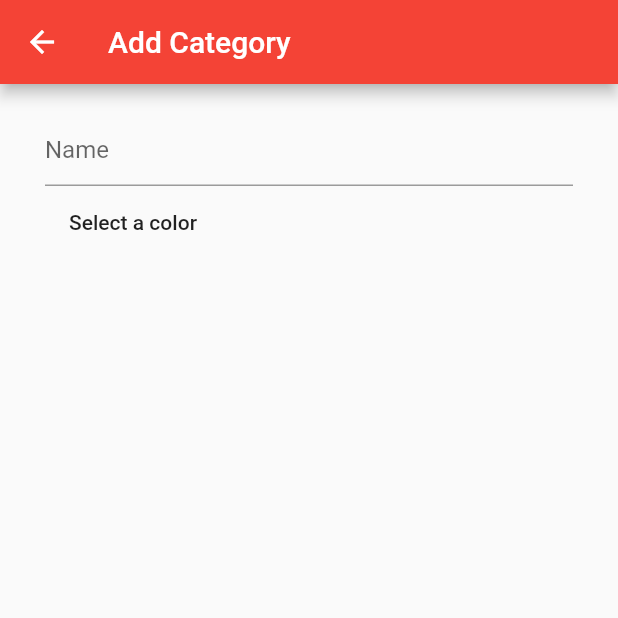
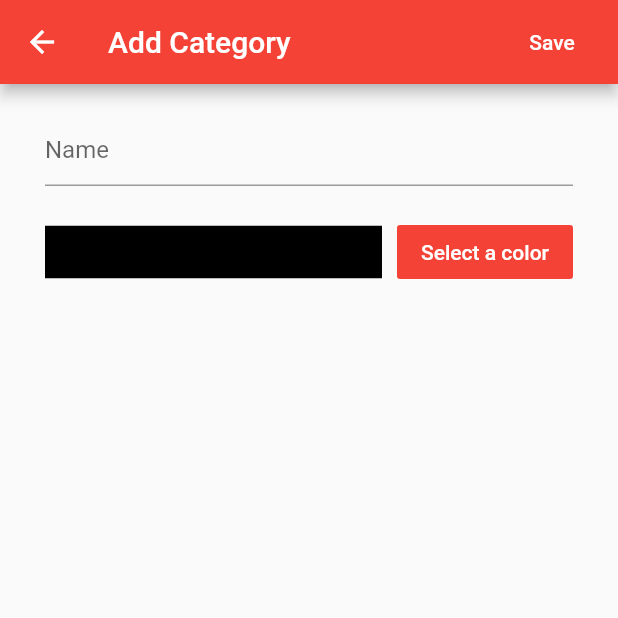
Before and after one commit to rogelio-o/rolendar, a Flutter app: the screen it shows after launch, item 2 of the bottom bar chosen, after a tap on the "add" icon, on a phone screen of 412 x 824 dp, the top half of it. Run offline on Flutter 3.47's test engine with Material 2 defaults, Android fonts, the light colour scheme and no system bars; our stand-ins replace after_layout, flutter_colorpicker, shared_preferences.

Commit message:
Flutter main structure

```diff
--- a/lib/components/categoryForm.dart
+++ b/lib/components/categoryForm.dart
@@ -1,38 +1,85 @@
 import 'package:flutter/material.dart';
+import 'package:flutter/foundation.dart';
 import 'formColorPicker.dart';
 
+typedef void FormSubmitter({String name, Color color});
+
 class CategoryForm extends StatefulWidget {
+
+  final String title;
+
+  final FormSubmitter submitter;
+
+  CategoryForm({@required this.title, @required this.submitter});
+
   @override
   State<StatefulWidget> createState() => _CategoryFormState();
+
 }
 
 class _CategoryFormState extends State<CategoryForm> {
 
   final _formKey = GlobalKey<FormState>();
 
+  String _name;
+
+  Color _color;
+
   @override
   Widget build(BuildContext context) {
+    return Scaffold(
+      appBar: AppBar(
+        title: Text(widget.title),
+        actions: [
+          FlatButton(
+            child: Text(
+              'Save',
+              style: TextStyle(color: Theme.of(context).primaryTextTheme.title.color)
+            ),
+            onPressed: _submit,
+          )
+        ],
+      ),
+      body: _buildForm(context),
+    );
+  }
+
+  Widget _buildForm(BuildContext context) {
     return Container(
       padding: EdgeInsets.symmetric(horizontal: 30.0, vertical: 20.0),
       child: Form(
         key: _formKey,
         child: Column(
           children: [
-            TextFormField(
-              validator: (value) => value.isEmpty ? 'Name is required.' : null,
-              decoration: InputDecoration(
-                hintText: 'Name'
+            Container(
+              margin: EdgeInsets.only(bottom: 20),
+              child: TextFormField(
+                validator: (value) => value.isEmpty ? 'Name is required.' : null,
+                onSaved: (value) => _name = value,
+                decoration: InputDecoration(
+                  hintText: 'Name'
+                ),
               ),
             ),
-            FormColorPicker(colorSelector: changeColor)
+            Container(
+              margin: EdgeInsets.only(bottom: 20),
+              child: FormColorPicker(
+                onSaved: (value) => _color = value,
+              ),
+            )
           ],
         )
       )
     );
   }
 
-  changeColor(Color color) {
-    print(color);
+  _submit() {
+    FormState form = _formKey.currentState;
+    if(form.validate()) {
+      form.save();
+
+      widget.submitter(name: _name, color: _color);
+    }
   }
 
 }
--- a/lib/components/formColorPicker.dart
+++ b/lib/components/formColorPicker.dart
@@ -4,35 +4,77 @@ import 'package:flutter_colorpicker/flutter_colorpicker.dart';
 
 typedef void ColorSelector(Color color);
 
-class FormColorPicker extends StatefulWidget {
+class FormColorPicker extends FormField<Color> {
 
-  final ColorSelector colorSelector;
-
-  final Color initialColor;
-
-  FormColorPicker({Key key, @required this.colorSelector, this.initialColor: const Color(0xff443a49)}): super(key: key);
+  FormColorPicker({
+    Key key,
+    FormFieldSetter<Color> onSaved,
+    FormFieldValidator<Color> validator,
+    Color initialValue: const Color(0xff000000),
+    bool autovalidate = false,
+    bool enabled = true,
+  }): super(
+    key: key,
+    builder: (FormFieldState<Color> field) {
+      return _ColorPicker(
+        onChange: field.didChange,
+        initialValue: field.value,
+      );
+    },
+    onSaved: onSaved,
+    validator: validator,
+    initialValue: initialValue,
+    autovalidate: autovalidate,
+    enabled: enabled
+  );
 
   @override
-  State<StatefulWidget> createState() => _FormColorPickerState(
-    colorSelector: colorSelector,
-    selectedColor: initialColor
-  );
+  FormFieldState<Color> createState() => FormFieldState<Color>();
+
 }
 
-class _FormColorPickerState extends State {
+class _ColorPicker extends StatefulWidget {
 
-  final ColorSelector colorSelector;
+  final ColorSelector onChange;
 
-  Color selectedColor;
+  final Color initialValue;
 
-  _FormColorPickerState({@required this.colorSelector, this.selectedColor});
+  _ColorPicker({Key key, @required this.onChange, @required this.initialValue}): super(key: key);
+
+  @override
+  State<_ColorPicker> createState() => _FormColorPickerState();
+
+}
+
+class _FormColorPickerState extends State<_ColorPicker> {
+
+  Color _selectedColor;
+
+  Color _value;
+
+  @override
+  void initState() {
+    super.initState();
+    _selectedColor = widget.initialValue;
+    _value = widget.initialValue;
+  }
 
   @override
   Widget build(BuildContext context) {
     return Row(
+      crossAxisAlignment: CrossAxisAlignment.center,
       children: [
+        Expanded(
+          child: Container(
+            height: 35,
+            color: _value,
+            margin: EdgeInsets.only(right: 10),
+          ),
+        ),
         FlatButton(
           child: Text('Select a color'),
+          color: Theme.of(context).primaryColor,
+          textColor: Theme.of(context).primaryTextTheme.title.color,
           onPressed: _openDialog
         )
       ],
@@ -47,7 +89,7 @@ class _FormColorPickerState extends State {
           title: const Text('Pick a color!'),
           content: SingleChildScrollView(
             child: ColorPicker(
-              pickerColor: selectedColor,
+              pickerColor: _value,
               onColorChanged: changeColor,
               enableLabel: true,
               pickerAreaHeightPercent: 0.8,
@@ -61,7 +103,8 @@ class _FormColorPickerState extends State {
             FlatButton(
               child: Text("Save", style: TextStyle(fontWeight: FontWeight.bold)),
               onPressed: () {
-                colorSelector(selectedColor);
+                _value = _selectedColor;
+                widget.onChange(_value);
                 Navigator.of(context).pop();
               }
             )
@@ -73,7 +116,7 @@ class _FormColorPickerState extends State {
 
   changeColor(Color color) {
     setState(() {
-      selectedColor = color;
+      _selectedColor = color;
     });
   }
 
--- /dev/null
+++ b/lib/components/loading.dart
@@ -0,0 +1,29 @@
+import 'package:flutter/material.dart';
+
+void showLoading(BuildContext context) {
+  showDialog(
+    context: context,
+    barrierDismissible: false,
+    builder: (BuildContext ctx) {
+      return new Dialog(
+        child: Container(
+          padding: EdgeInsets.all(20),
+          child: new Row(
+            mainAxisSize: MainAxisSize.min,
+            children: [
+              new CircularProgressIndicator(),
+              Container(
+                child: new Text("Loading"),
+                padding: EdgeInsets.only(left: 20),
+              ),
+            ],
+          ),
+        ),
+      );
+    }
+  );
+}
+
+void hideLoading(BuildContext context) {
+  Navigator.of(context, rootNavigator: true).pop('dialog');
+}
--- /dev/null
+++ b/lib/models/category.dart
@@ -0,0 +1,15 @@
+import 'package:flutter/foundation.dart';
+
+class Category {
+
+  String id;
+
+  String name;
+
+  String color;
+
+  Category({@required this.id, @required this.name, @required this.color});
+
+  dynamic toJson() => {'id': id, 'name': name, 'color': color};
+
+}
--- /dev/null
+++ b/lib/repositories/categoriesRepository.dart
@@ -0,0 +1,64 @@
+import 'dart:convert';
+import 'package:shared_preferences/shared_preferences.dart';
+import '../models/category.dart';
+
+final String _KEY = "CATEGORIES";
+final Map<String, Category> _CATEGORIES = {};
+bool LOADED_CATEGORIES = false;
+
+Future<void> _save() async {
+  SharedPreferences prefs = await SharedPreferences.getInstance();
+  prefs.setString(_KEY, jsonEncode(_CATEGORIES.values.toList()));
+}
+
+Future<void> _load() async {
+  SharedPreferences prefs = await SharedPreferences.getInstance();
+  String str = prefs.getString(_KEY);
+  LOADED_CATEGORIES = true;
+
+  if (str != null) {
+    List<Category> array = jsonDecode(str, reviver: (index, c) {
+      print(c);
+      return new Category(id: null, name: null, color: null);
+    });
+    array.forEach((category) => (_CATEGORIES[category.id] = category));
+  }
+}
+
+Future<void> deleteCategory(String id) async {
+  _CATEGORIES.remove(id);
+
+  await _save();
+}
+
+Future<void> saveCategory(Category category) async {
+  try {
+    await _load();
+
+    _CATEGORIES[category.id] = category;
+
+    await _save();
+  } catch(e) {
+    print(e);
+  }
+}
+
+Future<void> findCategoryById(String id) async {
+  if (LOADED_CATEGORIES) {
+    return _CATEGORIES[id];
+  } else {
+    await _load();
+
+    return _CATEGORIES[id];
+  }
+}
+
+Future<List<Category>> findAllCategories() async {
+  if (LOADED_CATEGORIES) {
+    return Future.value(_CATEGORIES.values.toList());
+  } else {
+    await _load();
+
+    return _CATEGORIES.values;
+  }
+}
--- a/lib/screens/addCategory/addCategory.dart
+++ b/lib/screens/addCategory/addCategory.dart
@@ -1,14 +1,30 @@
 import 'package:flutter/material.dart';
+import 'package:uuid/uuid.dart';
 import '../../components/categoryForm.dart';
+import '../../components/loading.dart';
+import '../../models/category.dart';
+import '../../repositories/categoriesRepository.dart';
+
+final Uuid uuid = Uuid();
 
 class AddCategoryScreen extends StatelessWidget {
+
   @override
   Widget build(BuildContext context) {
-    return Scaffold(
-      appBar: AppBar(
-        title: Text('Add Category'),
-      ),
-      body: CategoryForm(),
-    );
+    return CategoryForm(title: "Add Category", submitter: ({name, color}) => _save(context, name: name, color: color));
   }
+
+  _save(BuildContext context, {String name, Color color}) {
+    showLoading(context);
+
+    final Category category = new Category(id: uuid.v4(), name: name, color: color.toString());
+    saveCategory(category)
+      .then((_) {
+        hideLoading(context);
+        Navigator.of(context).pop();
+      }).catchError(() {
+        hideLoading(context);
+      });
+  }
+
 }
--- a/lib/screens/tasks/tasks.dart
+++ b/lib/screens/tasks/tasks.dart
@@ -1,5 +1,9 @@
 import 'package:flutter/material.dart';
+import 'package:after_layout/after_layout.dart';
 import '../addCategory/addCategory.dart';
+import '../../components/loading.dart';
+import '../../models/category.dart';
+import '../../repositories/categoriesRepository.dart';
 
 class TasksScreen extends StatelessWidget {
 
@@ -17,8 +21,61 @@ class TasksScreen extends StatelessWidget {
           ),
         ]
       ),
-      body: Text('Tasks'),
+      body: ListCategories(),
     );
   }
 
 }
+
+class ListCategories extends StatefulWidget {
+
+  @override
+  State<StatefulWidget> createState() => ListCategoriesState();
+
+}
+
+class ListCategoriesState extends State<ListCategories> with AfterLayoutMixin<ListCategories> {
+
+  List<Category> _categories = [];
+
+  @override
+  void initState() {
+    super.initState();
+  }
+
+  @override
+  void afterFirstLayout(BuildContext context) {
+    showLoading(context);
+
+    findAllCategories()
+      .then((List<Category> categories) {
+        try {
+          hideLoading(context);
+
+          setState(() {
+            _categories = categories;
+          });
+        } catch(e) {
+          print(e);
+        }
+      })
+      .catchError((e) {
+        hideLoading(context);
+      });
+  }
+
+  @override
+  Widget build(BuildContext context) {
+    return ListView.builder(
+      itemCount: _categories.length,
+      itemBuilder: (context, index) {
+        final Category category = _categories[index];
+
+        return ListTile(
+          title: Text(category.name)
+        );
+      }
+    );
+  }
+
+}
--- a/pubspec.yaml
+++ b/pubspec.yaml
@@ -16,7 +16,9 @@ dependencies:
   flutter:
     sdk: flutter
   flutter_colorpicker: any
-
+  shared_preferences: any
+  after_layout: any
+  uuid: any
   # The following adds the Cupertino Icons font to your application.
   # Use with the CupertinoIcons class for iOS style icons.
   cupertino_icons: ^0.1.2
```
Also changed, not shown: 5 other files.
